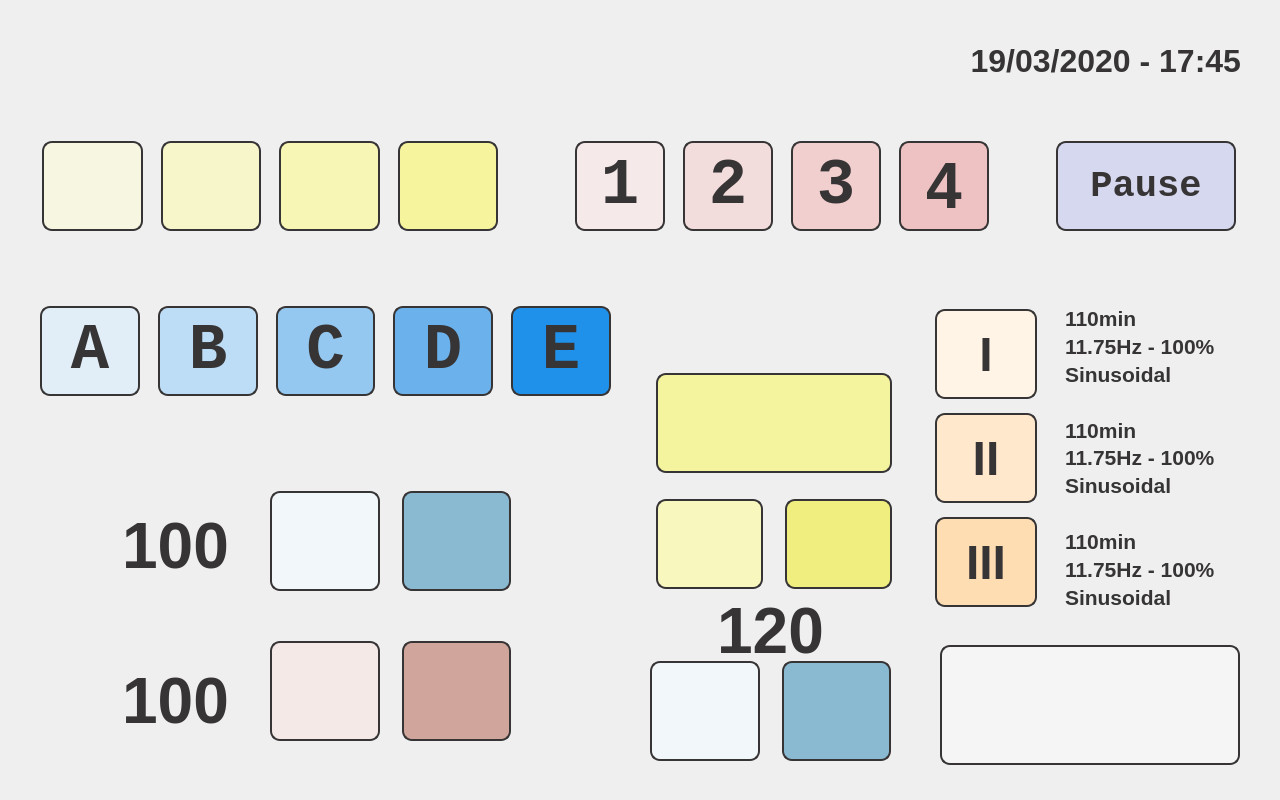
MarianoDel/pyqt5, file light_treat_v_1_0/light_ver_1_0.ui: the form before one commit.
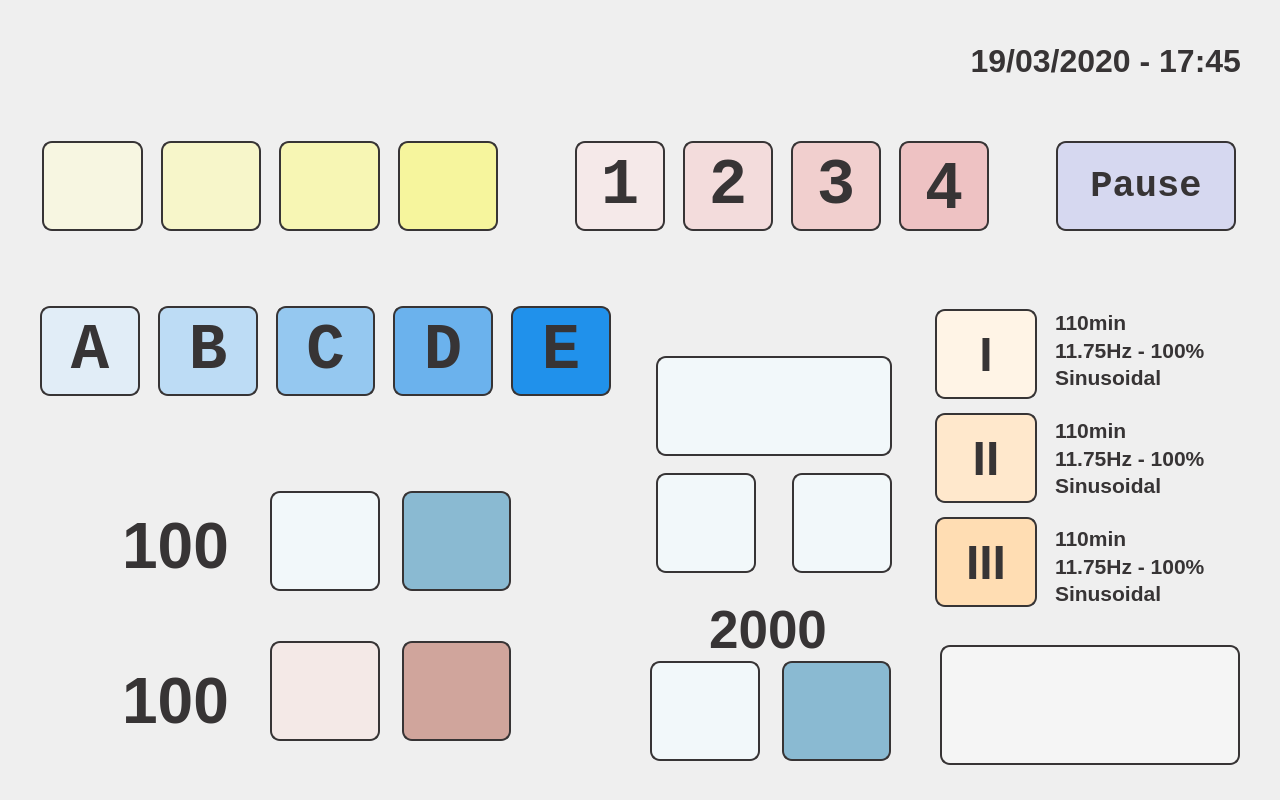
The form after the commit. Icons and pictures are not drawn.

What changed in the file:
```diff
--- a/light_treat_v_1_0/light_ver_1_0.ui
+++ b/light_treat_v_1_0/light_ver_1_0.ui
@@ -187,14 +187,14 @@
    <property name="geometry">
     <rect>
      <x>656</x>
-     <y>369</y>
+     <y>344</y>
      <width>236</width>
-     <height>226</height>
+     <height>241</height>
     </rect>
    </property>
    <layout class="QVBoxLayout" name="verticalLayout_2">
     <property name="spacing">
-     <number>22</number>
+     <number>5</number>
     </property>
     <item>
      <widget class="QPushButton" name="cwaveButton">
@@ -205,8 +205,8 @@
        </size>
       </property>
       <property name="styleSheet">
-       <string notr="true">background-image: url(:/buttons/resources/Cuadrada.png);
-background-color: rgb(244, 243, 158);
+       <string notr="true">background-image: url(:/buttons/resources/cwave_enable.png);
+background-color: rgb(242, 248, 250);
 border-radius: 10px;
 border:2px solid rgb(55, 52, 53);</string>
       </property>
@@ -218,19 +218,19 @@
     <item>
      <layout class="QHBoxLayout" name="horizontalLayout_9">
       <property name="spacing">
-       <number>22</number>
+       <number>5</number>
       </property>
       <item>
        <widget class="QPushButton" name="inphaseButton">
         <property name="minimumSize">
          <size>
-          <width>90</width>
-          <height>90</height>
+          <width>100</width>
+          <height>100</height>
          </size>
         </property>
         <property name="styleSheet">
-         <string notr="true">background-image: url(:/buttons/resources/Triangular.png);
-background-color: rgb(248, 247, 190);
+         <string notr="true">background-image: url(:/buttons/resources/inphase_enable.png);
+background-color: rgb(242, 248, 250);
 border-radius: 10px;
 border:2px solid rgb(55, 52, 53);</string>
         </property>
@@ -239,17 +239,30 @@
         </property>
        </widget>
       </item>
+      <item>
+       <spacer name="horizontalSpacer_2">
+        <property name="orientation">
+         <enum>Qt::Horizontal</enum>
+        </property>
+        <property name="sizeHint" stdset="0">
+         <size>
+          <width>40</width>
+          <height>20</height>
+         </size>
+        </property>
+       </spacer>
+      </item>
       <item>
        <widget class="QPushButton" name="outphaseButton">
         <property name="minimumSize">
          <size>
-          <width>90</width>
-          <height>90</height>
+          <width>100</width>
+          <height>100</height>
          </size>
         </property>
         <property name="styleSheet">
-         <string notr="true">background-image: url(:/buttons/resources/Sinus.png);
-background-color: rgb(240, 238, 126);
+         <string notr="true">background-image: url(:/buttons/resources/outphase_enable.png);
+background-color: rgb(242, 248, 250);
 border-radius: 10px;
 border:2px solid rgb(55, 52, 53);</string>
         </property>
@@ -486,15 +499,15 @@
   <widget class="QWidget" name="layoutWidget">
    <property name="geometry">
     <rect>
-     <x>1065</x>
-     <y>305</y>
-     <width>171</width>
-     <height>305</height>
+     <x>1055</x>
+     <y>310</y>
+     <width>181</width>
+     <height>296</height>
     </rect>
    </property>
    <layout class="QVBoxLayout" name="verticalLayout_8">
     <property name="spacing">
-     <number>30</number>
+     <number>28</number>
     </property>
     <item>
      <layout class="QVBoxLayout" name="verticalLayout_5">
@@ -684,16 +697,16 @@
   <widget class="QLabel" name="pulseDurationLabel">
    <property name="geometry">
     <rect>
-     <x>715</x>
-     <y>595</y>
-     <width>111</width>
+     <x>700</x>
+     <y>600</y>
+     <width>136</width>
      <height>61</height>
     </rect>
    </property>
    <property name="font">
     <font>
      <family>Liberation Sans</family>
-     <pointsize>48</pointsize>
+     <pointsize>40</pointsize>
      <weight>75</weight>
      <bold>true</bold>
     </font>
@@ -702,7 +715,7 @@
     <string notr="true">color: rgb(55, 52, 53);</string>
    </property>
    <property name="text">
-    <string>120</string>
+    <string>2000</string>
    </property>
    <property name="alignment">
     <set>Qt::AlignHCenter|Qt::AlignTop</set>
```
Left out of the diff: 4 changed lines with no effect on the pictures.
